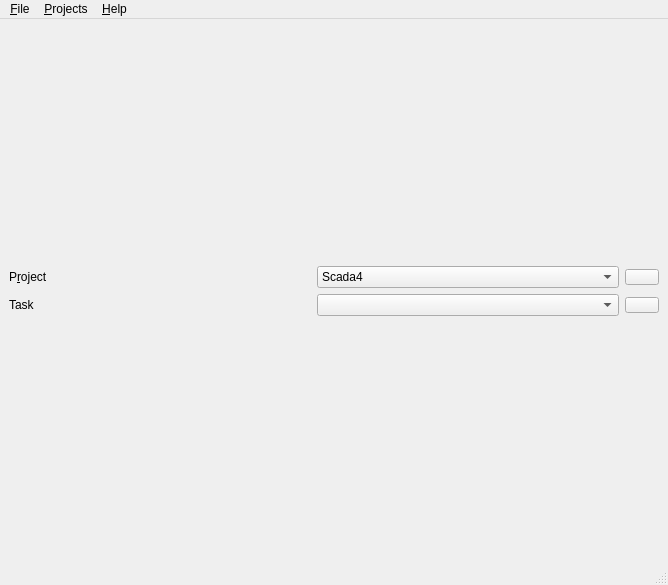
The window that ui/qtracker.ui (thoufiek/qtracker) describes before a commit, drawn with Qt 5.
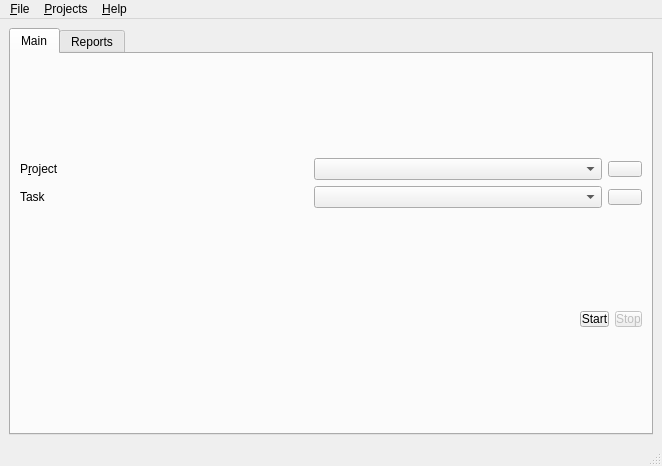
The same window after the commit. Icons and pictures are not drawn.

```diff
--- a/ui/qtracker.ui
+++ b/ui/qtracker.ui
@@ -6,8 +6,8 @@
    <rect>
     <x>0</x>
     <y>0</y>
-    <width>668</width>
-    <height>585</height>
+    <width>662</width>
+    <height>466</height>
    </rect>
   </property>
   <property name="minimumSize">
@@ -25,6 +25,16 @@
 }</string>
   </property>
   <widget class="QWidget" name="centralwidget">
+   <layout class="QHBoxLayout" name="horizontalLayout_2">
+    <item>
+     <widget class="QTabWidget" name="tabWidget">
+      <property name="currentIndex">
+       <number>0</number>
+      </property>
+      <widget class="QWidget" name="tab">
+       <attribute name="title">
+        <string>Main</string>
+       </attribute>
    <layout class="QVBoxLayout" name="verticalLayout">
     <item>
      <layout class="QGridLayout" name="gridLayout">
@@ -39,18 +49,7 @@
        </widget>
       </item>
       <item row="0" column="1">
-       <widget class="QComboBox" name="project_combo">
-        <item>
-         <property name="text">
-          <string>Scada4</string>
-         </property>
-        </item>
-        <item>
-         <property name="text">
-          <string>Tapi</string>
-         </property>
-        </item>
-       </widget>
+           <widget class="QComboBox" name="project_combo"/>
       </item>
       <item row="0" column="2">
        <widget class="QPushButton" name="addproject_button">
@@ -119,6 +118,76 @@
       </item>
      </layout>
     </item>
+        <item>
+         <layout class="QHBoxLayout" name="horizontalLayout">
+          <item>
+           <spacer name="horizontalSpacer">
+            <property name="orientation">
+             <enum>Qt::Horizontal</enum>
+            </property>
+            <property name="sizeHint" stdset="0">
+             <size>
+              <width>40</width>
+              <height>20</height>
+             </size>
+            </property>
+           </spacer>
+          </item>
+          <item>
+           <widget class="QPushButton" name="start_button">
+            <property name="sizePolicy">
+             <sizepolicy hsizetype="Preferred" vsizetype="Fixed">
+              <horstretch>0</horstretch>
+              <verstretch>0</verstretch>
+             </sizepolicy>
+            </property>
+            <property name="text">
+             <string>Start</string>
+            </property>
+           </widget>
+          </item>
+          <item>
+           <widget class="QPushButton" name="stop_button">
+            <property name="enabled">
+             <bool>false</bool>
+            </property>
+            <property name="text">
+             <string>Stop</string>
+            </property>
+           </widget>
+          </item>
+         </layout>
+        </item>
+       </layout>
+      </widget>
+      <widget class="QWidget" name="tab_2">
+       <attribute name="title">
+        <string>Reports</string>
+       </attribute>
+       <layout class="QVBoxLayout" name="verticalLayout_2">
+        <item>
+         <widget class="QTreeWidget" name="time_report">
+          <column>
+           <property name="text">
+            <string>Project</string>
+           </property>
+          </column>
+          <column>
+           <property name="text">
+            <string>Time Spent</string>
+           </property>
+          </column>
+          <column>
+           <property name="text">
+            <string>Slots</string>
+           </property>
+          </column>
+         </widget>
+        </item>
+       </layout>
+      </widget>
+     </widget>
+    </item>
    </layout>
   </widget>
   <widget class="QMenuBar" name="menubar">
@@ -126,7 +195,7 @@
     <rect>
      <x>0</x>
      <y>0</y>
-     <width>668</width>
+     <width>662</width>
      <height>25</height>
     </rect>
    </property>
```
Left out of the diff: 8 changed lines with no effect on the pictures. Lines whose indentation alone changed are shown as unchanged.
